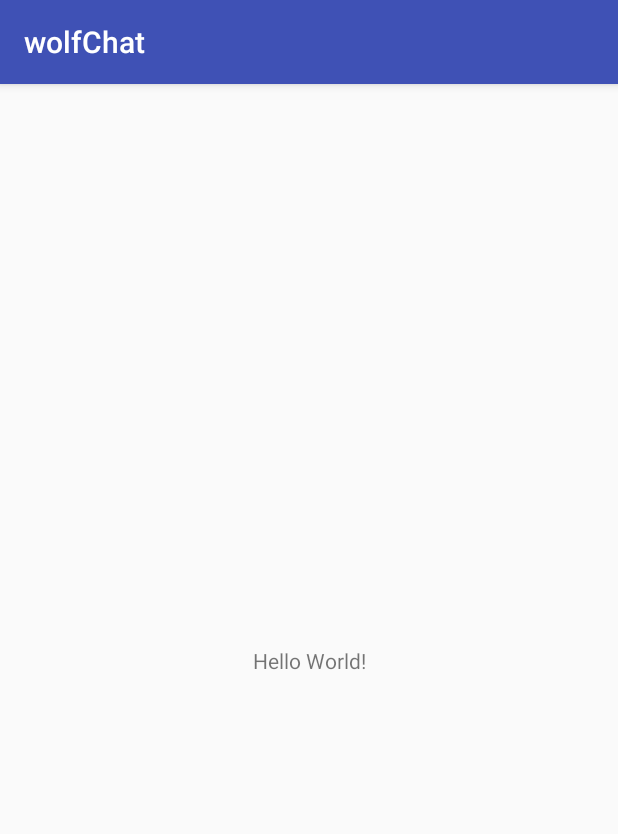
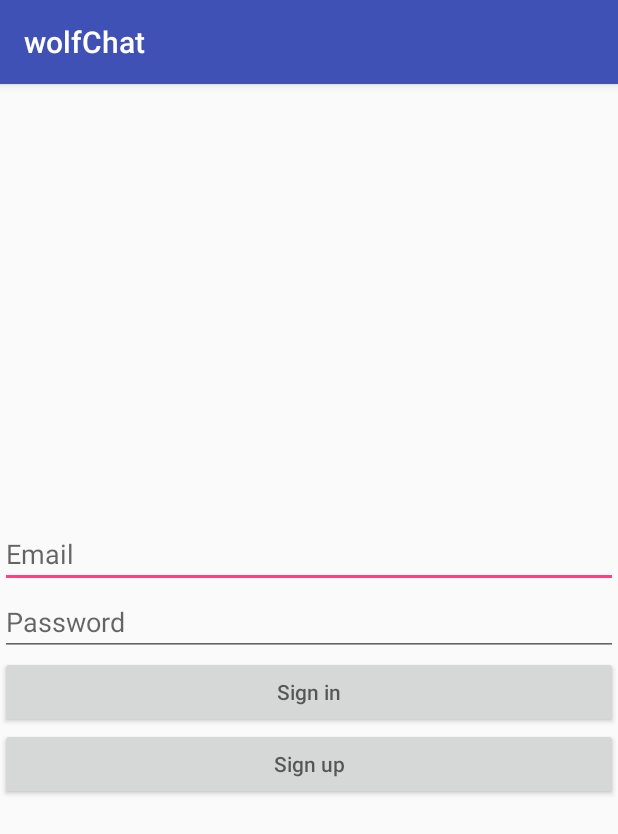
Before and after one commit to dangolk/AndroidClientServer, an Android app: the screen it shows after launch (MainActivity before the commit, LoginActivity after it), on a phone screen of 412 x 824 dp. Shown: the top 834 px of the screen. Run offline under Robolectric (Android 15) with nearby library versions, the phone set to English and light mode, and no system bars; our stand-ins replace ButterKnife; libraries missing offline, so code that uses them is left out: io.socket.client, rx.subscriptions; 2 statements that could not run were skipped.

```diff
--- /dev/null
+++ b/app/src/main/java/com/example/dangolk/wolfchat/activities/LoginActivity.java
@@ -0,0 +1,13 @@
+package com.example.dangolk.wolfchat.activities;
+
+
+import android.support.v4.app.Fragment;
+
+import com.example.dangolk.wolfchat.fragments.LoginFragment;
+
+public class LoginActivity extends BaseFragmentActivity {
+    @Override
+    Fragment createFragment() {
+        return LoginFragment.newInstance();
+    }
+}
--- a/app/src/main/java/com/example/dangolk/wolfchat/activities/MainActivity.java
+++ /dev/null
@@ -1,41 +0,0 @@
-package com.example.dangolk.wolfchat.activities;
-
-import android.support.v7.app.AppCompatActivity;
-import android.os.Bundle;
-import android.util.Log;
-import android.widget.Toast;
-
-import com.example.dangolk.wolfchat.Constants;
-import com.example.dangolk.wolfchat.R;
-
-import java.net.URISyntaxException;
-
-import io.socket.client.IO;
-import io.socket.client.Socket;
-
-public class MainActivity extends AppCompatActivity {
-    private Socket mSocket;
-
-    @Override
-    protected void onCreate(Bundle savedInstanceState) {
-        super.onCreate(savedInstanceState);
-        setContentView(R.layout.activity_main);
-
-        try {
-            mSocket = IO.socket(Constants.IP_LOCAL_HOST);
-        } catch (URISyntaxException e) {
-            Log.i(MainActivity.class.getSimpleName(), e.getMessage());
-            e.printStackTrace();
-        }
-        mSocket.connect();
-        Toast.makeText(this, "Connected to: " + Constants.IP_LOCAL_HOST, Toast.LENGTH_LONG).show();
-
-
-    }
-
-    @Override
-    protected void onDestroy() {
-        mSocket.disconnect();
-        super.onDestroy();
-    }
-}
--- /dev/null
+++ b/app/src/main/java/com/example/dangolk/wolfchat/fragments/BaseFragment.java
@@ -0,0 +1,28 @@
+package com.example.dangolk.wolfchat.fragments;
+
+import android.os.Bundle;
+import android.support.annotation.Nullable;
+import android.support.v4.app.Fragment;
+
+import rx.subscriptions.CompositeSubscription;
+
+/**
+ * Created by dangolk on 11/01/17.
+ */
+
+public class BaseFragment extends Fragment {
+
+    protected CompositeSubscription mCompositeSubscription;
+
+    @Override
+    public void onCreate(@Nullable Bundle savedInstanceState) {
+        super.onCreate(savedInstanceState);
+        mCompositeSubscription = new CompositeSubscription();
+    }
+
+    @Override
+    public void onDestroy() {
+        super.onDestroy();
+        mCompositeSubscription.clear();
+    }
+}
--- /dev/null
+++ b/app/src/main/java/com/example/dangolk/wolfchat/fragments/LoginFragment.java
@@ -0,0 +1,96 @@
+package com.example.dangolk.wolfchat.fragments;
+
+import android.content.Intent;
+import android.os.Bundle;
+import android.support.annotation.Nullable;
+import android.util.Log;
+import android.view.LayoutInflater;
+import android.view.View;
+import android.view.ViewGroup;
+import android.widget.Button;
+import android.widget.EditText;
+import android.widget.Toast;
+
+import com.example.dangolk.wolfchat.R;
+import com.example.dangolk.wolfchat.R2;
+import com.example.dangolk.wolfchat.activities.RegisterActivity;
+import com.example.dangolk.wolfchat.utils.Constants;
+
+import java.net.URISyntaxException;
+
+import butterknife.BindView;
+import butterknife.ButterKnife;
+import butterknife.OnClick;
+import butterknife.Unbinder;
+import io.socket.client.IO;
+import io.socket.client.Socket;
+
+/**
+ * Created by dangolk on 11/01/17.
+ */
+
+public class LoginFragment extends BaseFragment {
+
+    @BindView(R2.id.fragment_login_userEmail)
+    EditText mUserEmailEt;
+
+    @BindView(R2.id.fragment_login_userPassword)
+    EditText mUserPasswordEt;
+
+    @BindView(R2.id.fragment_login_login_button)
+    Button mLoginButton;
+
+    @BindView(R2.id.fragment_login_register_button)
+    Button mRegisterButton;
+
+    private Unbinder mUnbinder;
+
+    private Socket mSocket;
+
+    public static LoginFragment newInstance(){
+        return new LoginFragment();
+    }
+
+    @Override
+    public void onCreate(@Nullable Bundle savedInstanceState) {
+        super.onCreate(savedInstanceState);
+
+
+        try {
+            mSocket = IO.socket(Constants.IP_LOCAL_HOST_DORM);
+        } catch (URISyntaxException e) {
+            Toast.makeText(getActivity(), "Connection to server failed", Toast.LENGTH_LONG).show();
+            Log.i(LoginFragment.class.getSimpleName(), e.getMessage());
+            e.printStackTrace();
+        }
+
+        mSocket.connect();
+
+
+    }
+
+    @Nullable
+    @Override
+    public View onCreateView(LayoutInflater inflater, @Nullable ViewGroup container, @Nullable Bundle savedInstanceState) {
+        View rootView = inflater.inflate(R.layout.fragment_login, container, false);
+        mUnbinder = ButterKnife.bind(this, rootView);
+        return rootView;
+    }
+
+    @OnClick(R2.id.fragment_login_register_button)
+    public void setmRegisterButton(){
+        startActivity(new Intent(getActivity(), RegisterActivity.class));
+    }
+
+    @Override
+    public void onDestroyView() {
+        super.onDestroyView();
+        mUnbinder.unbind();
+    }
+
+    @Override
+    public void onDestroy() {
+        super.onDestroy();
+        mSocket.disconnect();
+    }
+}
--- a/app/src/main/res/layout/activity_main.xml
+++ b/app/src/main/res/layout/activity_main.xml
@@ -5,7 +5,7 @@
     xmlns:tools="http://schemas.android.com/tools"
     android:layout_width="match_parent"
     android:layout_height="match_parent"
-    tools:context="com.example.dangolk.wolfchat.activities.MainActivity"
+    tools:context="com.example.dangolk.wolfchat.activities.LoginActivity"
     >
 
     <TextView
--- /dev/null
+++ b/app/src/main/res/layout/fragment_login.xml
@@ -0,0 +1,36 @@
+<?xml version="1.0" encoding="utf-8"?>
+<LinearLayout xmlns:android="http://schemas.android.com/apk/res/android"
+              android:orientation="vertical"
+              android:layout_width="match_parent"
+              android:layout_height="match_parent"
+              android:gravity="center">
+
+    <EditText
+        android:id="@+id/fragment_login_userEmail"
+        android:layout_width="match_parent"
+        android:layout_height="wrap_content"
+        android:hint="Email"
+        />
+
+    <EditText
+        android:id="@+id/fragment_login_userPassword"
+        android:layout_width="match_parent"
+        android:layout_height="wrap_content"
+        android:hint="Password"
+        />
+
+    <Button
+        android:id="@+id/fragment_login_login_button"
+        android:layout_width="match_parent"
+        android:layout_height="wrap_content"
+        android:hint="Sign in"
+        />
+
+    <Button
+        android:id="@+id/fragment_login_register_button"
+        android:layout_width="match_parent"
+        android:layout_height="wrap_content"
+        android:hint="Sign up"
+        />
+
+</LinearLayout>
--- a/build.gradle
+++ b/build.gradle
@@ -8,6 +8,7 @@ buildscript {
     dependencies {
         classpath 'com.android.tools.build:gradle:2.3.3'
         classpath 'com.jakewharton:butterknife-gradle-plugin:8.8.1'
+        classpath 'com.google.gms:google-services:3.1.1'
 
         // NOTE: Do not place your application dependencies here; they belong
         // in the individual module build.gradle files
@@ -17,6 +18,9 @@ buildscript {
 allprojects {
     repositories {
         jcenter()
+        maven {
+            url 'https://maven.google.com'
+        }
     }
 }
 
```
Also changed, not shown: app/build.gradle (+14 -0 lines), app/src/main/AndroidManifest.xml (+8 -2 lines), app/src/main/java/com/example/dangolk/wolfchat/Constants.java (deleted, +0 -9 lines), app/src/main/java/com/example/dangolk/wolfchat/activities/RegisterActivity.java (added, +17 -0 lines), app/src/main/java/com/example/dangolk/wolfchat/fragments/RegisterFragment.java (added, +110 -0 lines), app/src/main/java/com/example/dangolk/wolfchat/services/LiveAccountServices.java (added, +143 -0 lines), app/src/main/java/com/example/dangolk/wolfchat/utils/Constants.java (added, +10 -0 lines), app/src/main/res/layout/fragment_register.xml (added, +44 -0 lines), 2 other files.
